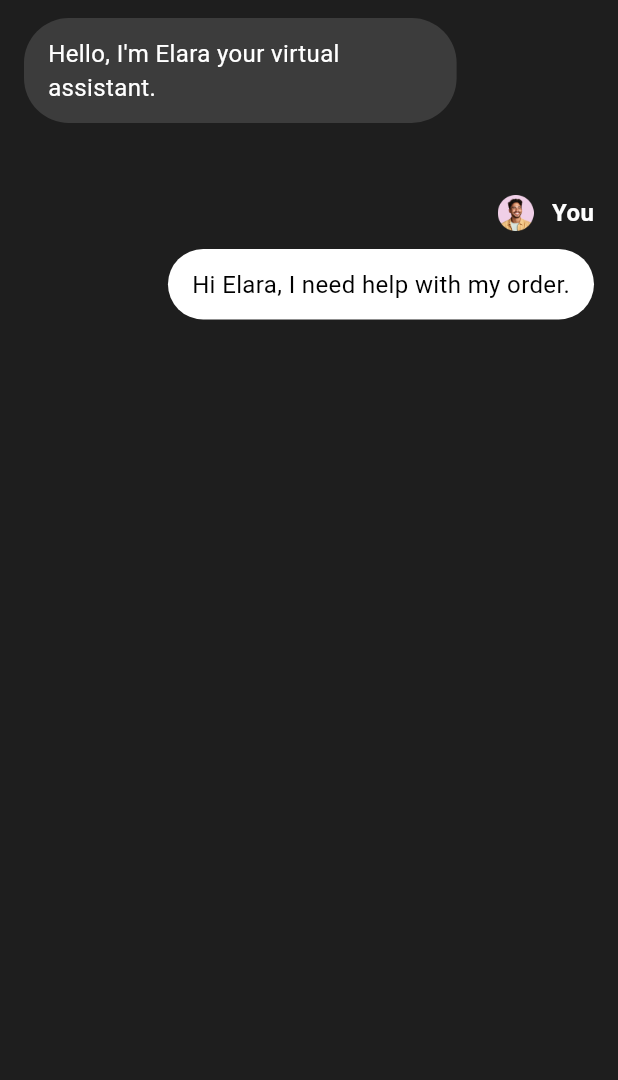
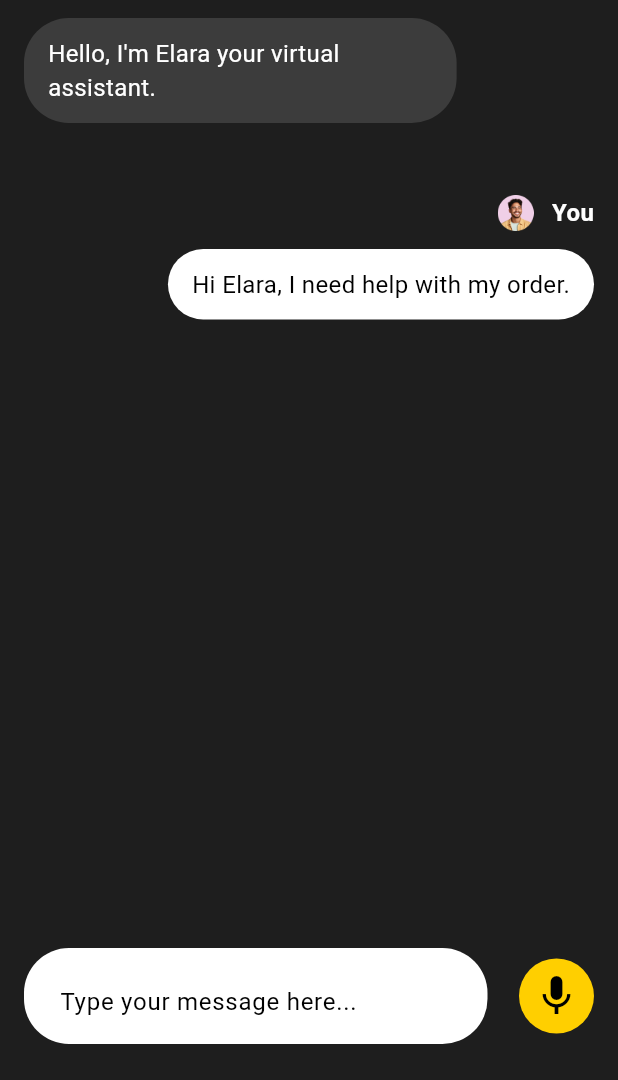
Before and after one commit to ryhn7/Elarise, a Flutter app: the screen it shows after launch, on a phone screen of 412 x 824 dp, the part 156-1236 px from its top. Run offline on Flutter 3.47's test engine with Material 3 defaults, Android fonts, the phone set to English and light mode, and no system bars; Roboto replaces fonts that are missing (SansFrancisco); project files that could hold a hidden picture were left out.

Commit message:
feat(chatroom): done assistant chatroom UI v1

```diff
--- a/lib/feature_assistant/presentation/assistant_chatroom/assistant_chatroom_screen.dart
+++ b/lib/feature_assistant/presentation/assistant_chatroom/assistant_chatroom_screen.dart
@@ -2,8 +2,16 @@ import 'package:elarise/theme/colors.dart';
 import 'package:elarise/theme/style.dart';
 import 'package:flutter/material.dart';
 
-class AssistantChatroomScreen extends StatelessWidget {
+class AssistantChatroomScreen extends StatefulWidget {
   const AssistantChatroomScreen({super.key});
+
+  @override
+  State<AssistantChatroomScreen> createState() =>
+      _AssistantChatroomScreenState();
+}
+
+class _AssistantChatroomScreenState extends State<AssistantChatroomScreen> {
+  bool isTyping = false;
 
   @override
   Widget build(BuildContext context) {
@@ -130,15 +138,90 @@ class AssistantChatroomScreen extends StatelessWidget {
       );
     }
 
+    Widget chatSpace() {
+      return Container(
+          margin: const EdgeInsets.only(bottom: 24, left: 16, right: 16),
+          child: Row(
+            mainAxisAlignment: MainAxisAlignment.spaceBetween,
+            children: [
+              Container(
+                width: MediaQuery.of(context).size.width * 0.75,
+                padding:
+                    const EdgeInsets.symmetric(horizontal: 24, vertical: 8),
+                decoration: const BoxDecoration(
+                  color: Colors.white,
+                  borderRadius: BorderRadius.all(Radius.circular(30)),
+                ),
+                child: Row(
+                    crossAxisAlignment: CrossAxisAlignment.center,
+                    children: [
+                      Expanded(
+                        child: TextField(
+                          onChanged: (text) {
+                            setState(() {
+                              isTyping = text.isNotEmpty;
+                            });
+                          },
+                          textAlignVertical: TextAlignVertical.center,
+                          maxLines: null,
+                          decoration: InputDecoration(
+                            hintText: "Type your message here...",
+                            hintStyle:
+                                getSansFranciscoRegular16(color: Colors.black),
+                            border: InputBorder.none,
+                          ),
+                        ),
+                      ),
+                    ]),
+              ),
+              Stack(
+                children: [
+                  Container(
+                    width: 50,
+                    height: 50,
+                    decoration: BoxDecoration(
+                      color: primary,
+                      borderRadius: const BorderRadius.all(Radius.circular(50)),
+                    ),
+                  ),
+                  Positioned.fill(
+                      child: Align(
+                    alignment: Alignment.center,
+                    child: isTyping
+                        ? InkWell(
+                            onTap: () {},
+                            child: Image.asset(
+                                "assets/icons/icon_send_black.png",
+                                width: 32,
+                                height: 32),
+                          )
+                        : IconButton(
+                            onPressed: () {},
+                            icon: const Icon(
+                              Icons.mic,
+                              color: Colors.black,
+                              size: 32,
+                            )),
+                  ))
+                ],
+              )
+            ],
+          ));
+    }
+
     return Scaffold(
       backgroundColor: darkGray,
-      body: SingleChildScrollView(
-        child: Column(crossAxisAlignment: CrossAxisAlignment.start, children: [
-          appBar(),
-          responseMessage(),
-          requestMessage(),
-        ]),
-      ),
+      body: Column(crossAxisAlignment: CrossAxisAlignment.start, children: [
+        appBar(),
+        Expanded(
+            child: SingleChildScrollView(
+          child: Column(children: [
+            responseMessage(),
+            requestMessage(),
+          ]),
+        )),
+        chatSpace()
+      ]),
     );
   }
 }
```
Also changed, not shown: assets/icons/icon_send_black.png (added).
